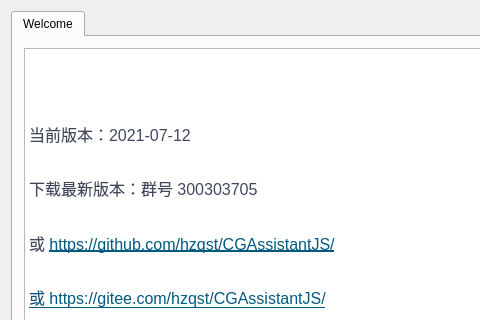
Old version of the form CGAssistant/mainwindow.ui in the repository hzqst/CGAssistant; both pictures show x 0 to 480 and y 0 to 320 of the 750 by 500 pixel window.
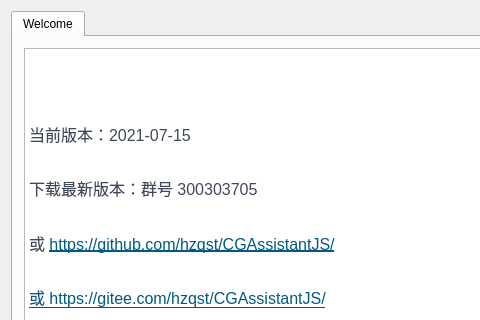
New version of the form. Icons and pictures are not drawn.

The edit to the form file:
```diff
--- a/CGAssistant/mainwindow.ui
+++ b/CGAssistant/mainwindow.ui
@@ -73,7 +73,7 @@
 &lt;/style&gt;&lt;/head&gt;&lt;body style=&quot; font-family:'SimSun'; font-size:9pt; font-weight:400; font-style:normal;&quot;&gt;
 &lt;p style=&quot; margin-top:0px; margin-bottom:0px; margin-left:0px; margin-right:0px; -qt-block-indent:0; text-indent:0px;&quot;&gt;&lt;img src=&quot;:/logo.png&quot; /&gt;&lt;/p&gt;
 &lt;p style=&quot;-qt-paragraph-type:empty; margin-top:0px; margin-bottom:16px; margin-left:0px; margin-right:0px; -qt-block-indent:0; text-indent:0px; line-height:160%; font-family:'-apple-system,BlinkMacSystemFont,Segoe UI,Helvetica,Arial,Apple Color Emoji,Segoe UI Emoji,Segoe UI Symbol,Liberation Sans,PingFang SC,Microsoft YaHei,Hiragino Sans GB,Wenquanyi Micro Hei,WenQuanYi Zen Hei,ST Heiti,SimHei,SimSun,WenQuanYi Zen Hei Sharp,sans-serif'; font-size:16px; color:#40485b; background-color:#ffffff;&quot;&gt;&lt;br /&gt;&lt;/p&gt;
-&lt;p style=&quot; margin-top:0px; margin-bottom:16px; margin-left:0px; margin-right:0px; -qt-block-indent:0; text-indent:0px; line-height:160%; background-color:#ffffff;&quot;&gt;&lt;span style=&quot; font-family:'-apple-system,BlinkMacSystemFont,Segoe UI,Helvetica,Arial,Apple Color Emoji,Segoe UI Emoji,Segoe UI Symbol,Liberation Sans,PingFang SC,Microsoft YaHei,Hiragino Sans GB,Wenquanyi Micro Hei,WenQuanYi Zen Hei,ST Heiti,SimHei,SimSun,WenQuanYi Zen Hei Sharp,sans-serif'; font-size:16px; color:#40485b; background-color:#ffffff;&quot;&gt;当前版本：2021-07-12&lt;/span&gt;&lt;/p&gt;
+&lt;p style=&quot; margin-top:0px; margin-bottom:16px; margin-left:0px; margin-right:0px; -qt-block-indent:0; text-indent:0px; line-height:160%; background-color:#ffffff;&quot;&gt;&lt;span style=&quot; font-family:'-apple-system,BlinkMacSystemFont,Segoe UI,Helvetica,Arial,Apple Color Emoji,Segoe UI Emoji,Segoe UI Symbol,Liberation Sans,PingFang SC,Microsoft YaHei,Hiragino Sans GB,Wenquanyi Micro Hei,WenQuanYi Zen Hei,ST Heiti,SimHei,SimSun,WenQuanYi Zen Hei Sharp,sans-serif'; font-size:16px; color:#40485b; background-color:#ffffff;&quot;&gt;当前版本：2021-07-15&lt;/span&gt;&lt;/p&gt;
 &lt;p style=&quot; margin-top:0px; margin-bottom:16px; margin-left:0px; margin-right:0px; -qt-block-indent:0; text-indent:0px; line-height:160%; background-color:#ffffff;&quot;&gt;&lt;span style=&quot; font-family:'-apple-system,BlinkMacSystemFont,Segoe UI,Helvetica,Arial,Apple Color Emoji,Segoe UI Emoji,Segoe UI Symbol,Liberation Sans,PingFang SC,Microsoft YaHei,Hiragino Sans GB,Wenquanyi Micro Hei,WenQuanYi Zen Hei,ST Heiti,SimHei,SimSun,WenQuanYi Zen Hei Sharp,sans-serif'; font-size:16px; color:#40485b; background-color:#ffffff;&quot;&gt;下载最新版本：群号 300303705&lt;/span&gt;&lt;/p&gt;
 &lt;p style=&quot; margin-top:0px; margin-bottom:16px; margin-left:0px; margin-right:0px; -qt-block-indent:0; text-indent:0px; line-height:160%; background-color:#ffffff;&quot;&gt;&lt;span style=&quot; font-family:'-apple-system,BlinkMacSystemFont,Segoe UI,Helvetica,Arial,Apple Color Emoji,Segoe UI Emoji,Segoe UI Symbol,Liberation Sans,PingFang SC,Microsoft YaHei,Hiragino Sans GB,Wenquanyi Micro Hei,WenQuanYi Zen Hei,ST Heiti,SimHei,SimSun,WenQuanYi Zen Hei Sharp,sans-serif'; font-size:16px; color:#40485b; background-color:#ffffff;&quot;&gt;或 &lt;/span&gt;&lt;a href=&quot;https://github.com/hzqst/CGAssistantJS/issues&quot;&gt;&lt;span style=&quot; font-family:'-apple-system,BlinkMacSystemFont,Segoe UI,Helvetica,Arial,Apple Color Emoji,Segoe UI Emoji,Segoe UI Symbol,Liberation Sans,PingFang SC,Microsoft YaHei,Hiragino Sans GB,Wenquanyi Micro Hei,WenQuanYi Zen Hei,ST Heiti,SimHei,SimSun,WenQuanYi Zen Hei Sharp,sans-serif'; font-size:16px; text-decoration: underline; color:#005980; background-color:transparent;&quot;&gt;https://github.com/hzqst/CGAssistantJS/&lt;/span&gt;&lt;/a&gt;&lt;/p&gt;
 &lt;p style=&quot; margin-top:0px; margin-bottom:16px; margin-left:0px; margin-right:0px; -qt-block-indent:0; text-indent:0px; line-height:160%; background-color:#ffffff;&quot;&gt;&lt;a href=&quot;https://github.com/hzqst/CGAssistantJS/issues&quot;&gt;&lt;span style=&quot; font-family:'-apple-system,BlinkMacSystemFont,Segoe UI,Helvetica,Arial,Apple Color Emoji,Segoe UI Emoji,Segoe UI Symbol,Liberation Sans,PingFang SC,Microsoft YaHei,Hiragino Sans GB,Wenquanyi Micro Hei,WenQuanYi Zen Hei,ST Heiti,SimHei,SimSun,WenQuanYi Zen Hei Sharp,sans-serif'; font-size:16px; text-decoration: underline; color:#005980; background-color:transparent;&quot;&gt;或 &lt;/span&gt;&lt;/a&gt;&lt;a href=&quot;https://gitee.com/hzqst/CGAssistantJS/issues&quot;&gt;&lt;span style=&quot; font-family:'-apple-system,BlinkMacSystemFont,Segoe UI,Helvetica,Arial,Apple Color Emoji,Segoe UI Emoji,Segoe UI Symbol,Liberation Sans,PingFang SC,Microsoft YaHei,Hiragino Sans GB,Wenquanyi Micro Hei,WenQuanYi Zen Hei,ST Heiti,SimHei,SimSun,WenQuanYi Zen Hei Sharp,sans-serif'; font-size:16px; text-decoration: underline; color:#005980; background-color:transparent;&quot;&gt;https://gitee.com/hzqst/CGAssistantJS/&lt;/span&gt;&lt;/a&gt;&lt;/p&gt;&lt;/body&gt;&lt;/html&gt;</string>
```
